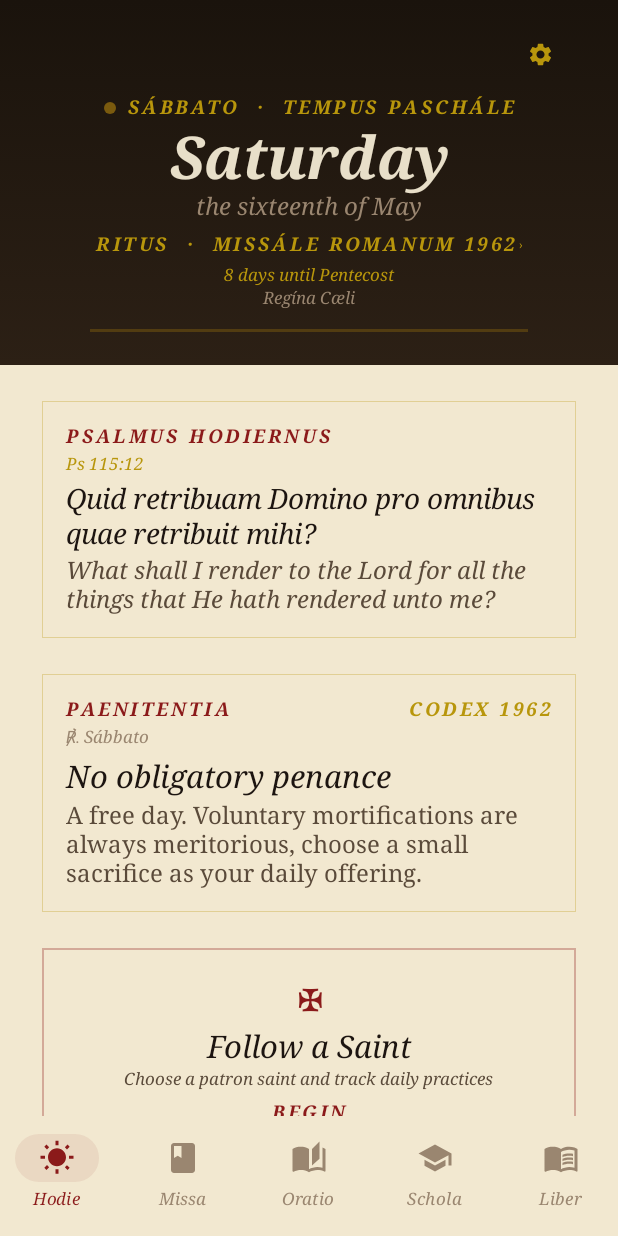
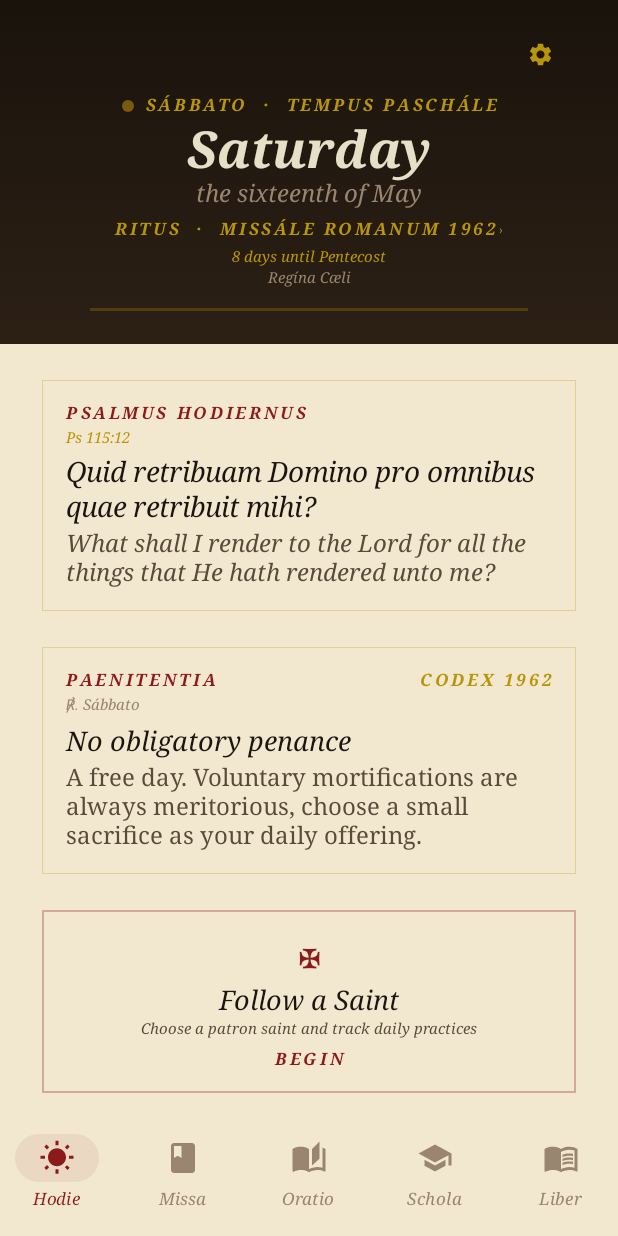
Before and after one commit to HoldenCole/CatholicApp, an Android app built with Jetpack Compose: the screen it shows after launch (MainActivity), on a phone screen of 412 x 824 dp. Run offline under Robolectric (Android 15) with nearby library versions, the phone set to English and light mode, and no system bars.

Commit message:
Android: port iOS v1.3 fixes — typography, Gloria/Credo, Ite Missa Est
Typography.kt:
- Headers (pageTitle, titleXL, titleL, titleM) and labels (captionSm,
  smallLabel) now use fixed sizes instead of scaled. Only body text
  (body, bodyIt, bodySm) scales with user font preference — matches
  iOS Typography.swift fix.

MissalScreen.kt:
- Gloria conditional: omitted in Advent, Lent, Passion, pre-Lent,
  and violet/black vestment days. Shown on fixed feasts + Easter/
  Christmas always. Matches iOS showGloria() logic.
- Credo conditional: shown only on Sundays + rank-1 feasts. Matches
  iOS showCredo() logic.
- Added "ite" (Ite, Missa Est) rendering between Placeat and Last
  Gospel — the dismissal was missing from Android.

https://claude.ai/code/session_01Uvxp8DYy9LnQ1fCLyfG9CC

```diff
--- a/android/app/src/main/java/com/lampstandhq/introibo/ui/theme/Typography.kt
+++ b/android/app/src/main/java/com/lampstandhq/introibo/ui/theme/Typography.kt
@@ -65,22 +65,22 @@ fun introiboTypography(scale: Float = FontSizeScale.DEFAULT_VALUE): IntroiboTypo
             fontFamily = DisplayFamily,
             fontWeight = FontWeight.SemiBold,
             fontStyle = FontStyle.Italic,
-            fontSize = scaled(34f),
+            fontSize = 34.sp,
         ),
         titleXL = TextStyle(
             fontFamily = DisplayFamily,
             fontWeight = FontWeight.SemiBold,
-            fontSize = scaled(28f),
+            fontSize = 28.sp,
         ),
         titleL = TextStyle(
             fontFamily = DisplayFamily,
             fontWeight = FontWeight.SemiBold,
-            fontSize = scaled(22f),
+            fontSize = 22.sp,
         ),
         titleM = TextStyle(
             fontFamily = DisplayFamily,
             fontWeight = FontWeight.Medium,
-            fontSize = scaled(18f),
+            fontSize = 18.sp,
         ),
         body = TextStyle(
             fontFamily = BodyFamily,
@@ -102,13 +102,13 @@ fun introiboTypography(scale: Float = FontSizeScale.DEFAULT_VALUE): IntroiboTypo
             fontFamily = LabelFamily,
             fontWeight = FontWeight.Normal,
             fontStyle = FontStyle.Italic,
-            fontSize = scaled(10f),
+            fontSize = 10.sp,
         ),
         smallLabel = TextStyle(
             fontFamily = LabelFamily,
             fontWeight = FontWeight.Bold,
             fontStyle = FontStyle.Italic,
-            fontSize = scaled(11f),
+            fontSize = 11.sp,
             letterSpacing = 2.5.sp,
         ),
     )
```
Also changed, not shown: android/app/src/main/java/com/lampstandhq/introibo/ui/missal/MissalScreen.kt (+33 -6 lines).
